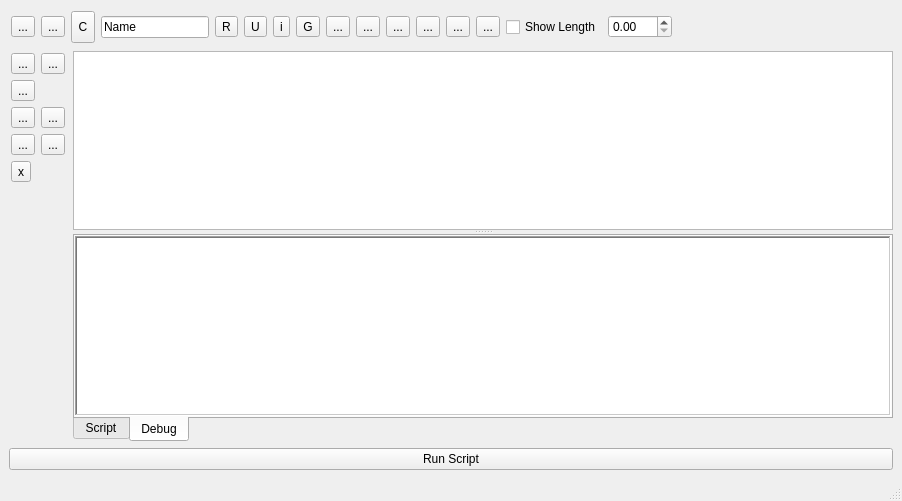
KDE/rocs, file src/mainwindow.ui: the form before one commit.
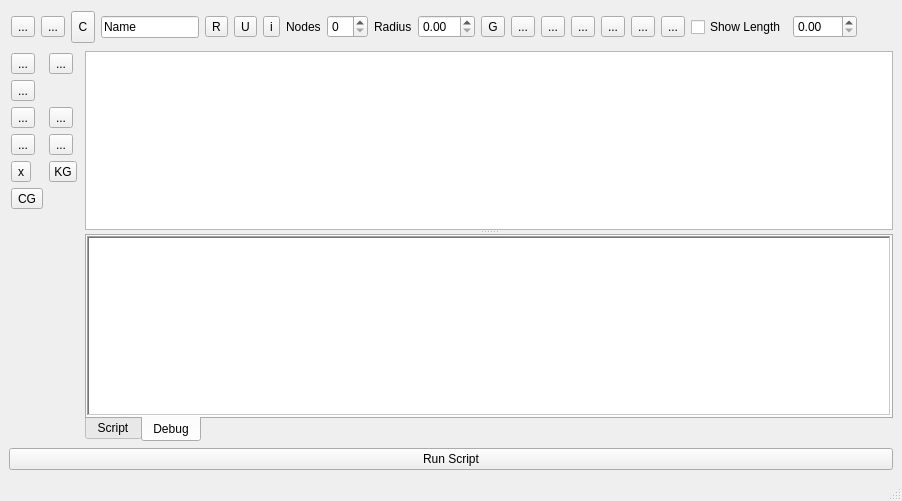
The form after the commit. Icons and pictures are not drawn.

Commit message: 2 new buttons & related methods added, bugfixes, starting to get feature complete.

```diff
--- a/src/mainwindow.ui
+++ b/src/mainwindow.ui
@@ -171,9 +171,6 @@
             </property>
            </widget>
           </item>
-         </layout>
-        </widget>
-       </item>
        <item>
         <widget class="QToolButton" name="btnNodeIndex" >
          <property name="toolTip" >
@@ -185,6 +182,29 @@
         </widget>
        </item>
        <item>
+           <widget class="QLabel" name="label" >
+            <property name="text" >
+             <string>Nodes</string>
+            </property>
+           </widget>
+          </item>
+          <item>
+           <widget class="QSpinBox" name="spinNodes" />
+          </item>
+          <item>
+           <widget class="QLabel" name="label_2" >
+            <property name="text" >
+             <string>Radius</string>
+            </property>
+           </widget>
+          </item>
+          <item>
+           <widget class="QDoubleSpinBox" name="spinRadius" />
+          </item>
+         </layout>
+        </widget>
+       </item>
+       <item>
         <widget class="QWidget" native="1" name="pNodeAllign" >
          <layout class="QHBoxLayout" name="horizontalLayout_2" >
           <property name="margin" >
@@ -321,13 +341,6 @@
            </widget>
           </item>
          </layout>
-         <zorder>btnAllignHBottom</zorder>
-         <zorder>btnAllignHCenter</zorder>
-         <zorder>btnAllignHTop</zorder>
-         <zorder>btnAllignVRight</zorder>
-         <zorder>btnAllignVCenter</zorder>
-         <zorder>btnAllignVLeft</zorder>
-         <zorder>btnGroup</zorder>
         </widget>
        </item>
        <item>
@@ -520,6 +533,20 @@
            </property>
           </widget>
          </item>
+         <item row="4" column="1" >
+          <widget class="QToolButton" name="btnMakeKGraph" >
+           <property name="text" >
+            <string>KG</string>
+           </property>
+          </widget>
+         </item>
+         <item row="5" column="0" >
+          <widget class="QToolButton" name="btnMakeCGraph" >
+           <property name="text" >
+            <string>CG</string>
+           </property>
+          </widget>
+         </item>
         </layout>
        </widget>
       </item>
```
Lines whose indentation alone changed are shown as unchanged. The commit also changes 5 other files.
